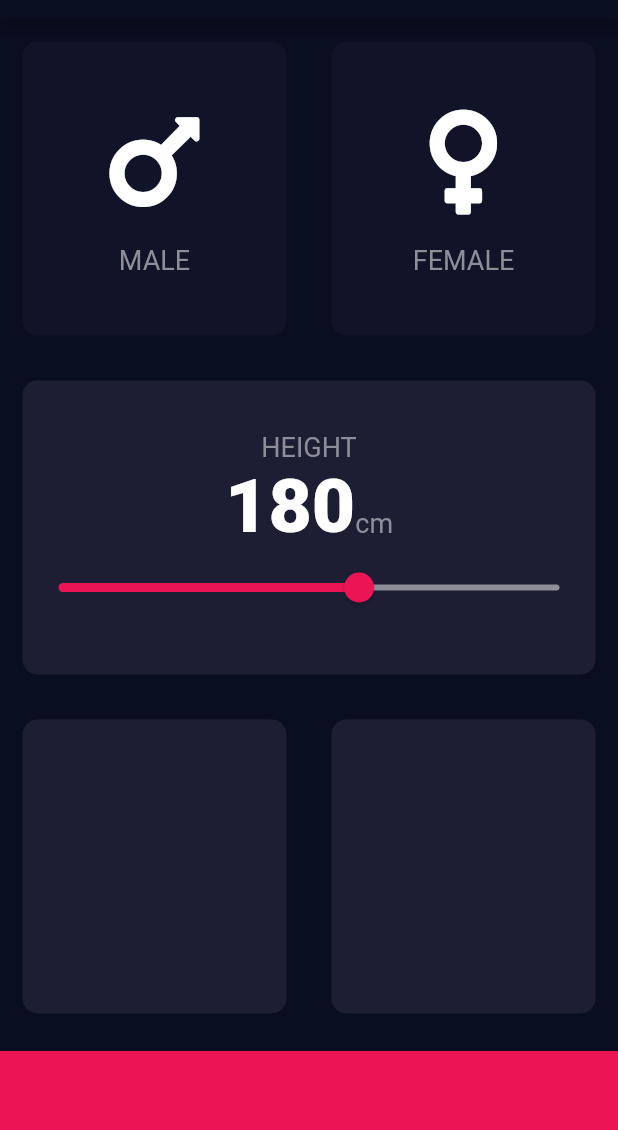
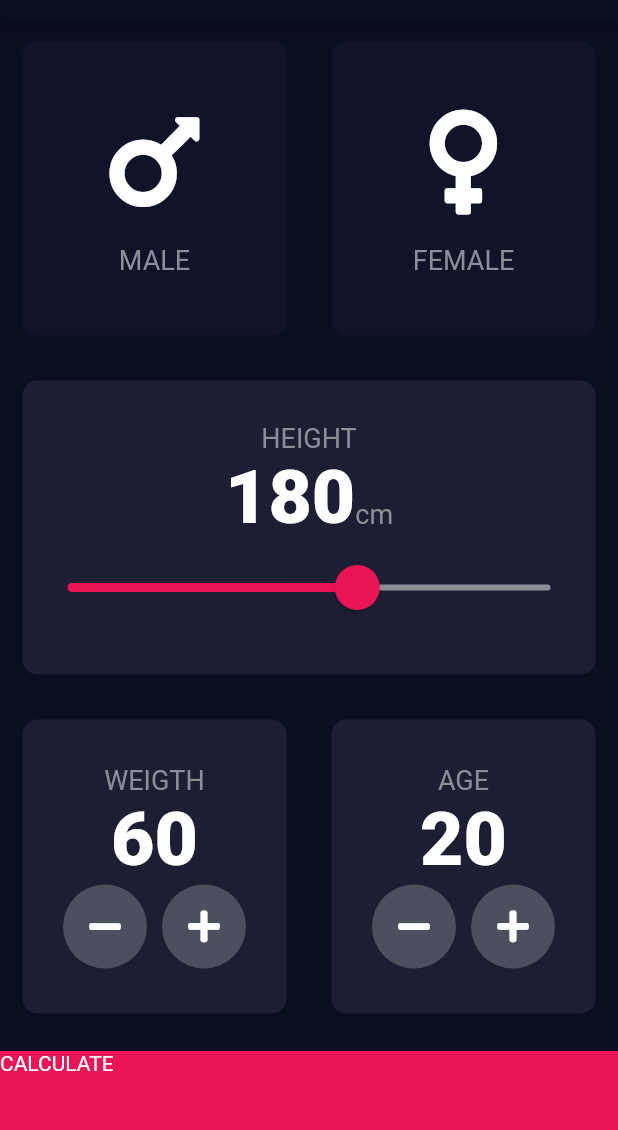
Before and after one commit to ZeSergey/bmi-calculator, a Flutter app: the screen it shows after launch, on a phone screen of 412 x 824 dp, the part 65-1195 px from its top. Run offline on Flutter 3.47's test engine with Material 2 defaults, Android fonts, the phone set to English and light mode, and no system bars; our stand-ins replace font_awesome_flutter.

Commit message:
result page

```diff
--- a/lib/InputPage.dart
+++ b/lib/InputPage.dart
@@ -3,6 +3,7 @@ import 'package:font_awesome_flutter/font_awesome_flutter.dart';
 import 'reusable_card.dart';
 import 'icon_content.dart';
 import 'constants.dart';
+import 'results_page.dart';
 
 enum Gender { male, female }
 
@@ -13,6 +14,8 @@ class InputPage extends StatefulWidget {
 
 Gender selectedGender;
 int heigth = 180;
+int weight = 60;
+int age = 20;
 
 class _InputPageState extends State<InputPage> {
   @override
@@ -79,7 +82,17 @@ class _InputPageState extends State<InputPage> {
                       )
                     ],
                   ),
-                  Slider(
+                  SliderTheme(
+                    data: SliderTheme.of(context).copyWith(
+                        inactiveTrackColor: Color(0xFF8D8E98),
+                        activeTrackColor: Colors.white,
+                        thumbColor: Color(0xFFEB1555),
+                        overlayColor: Color(0x29EB1555),
+                        thumbShape:
+                            RoundSliderThumbShape(enabledThumbRadius: 15.0),
+                        overlayShape:
+                            RoundSliderOverlayShape(overlayRadius: 30.0)),
+                    child: Slider(
                       value: heigth.toDouble(),
                       min: 120.0,
                       max: 220.0,
@@ -89,7 +102,7 @@ class _InputPageState extends State<InputPage> {
                         });
                       },
                       activeColor: Color(0xFFEB1555),
-                    inactiveColor: Color(0xFF8D8E98),
+                    ),
                   ),
                 ],
               ),
@@ -98,17 +111,120 @@ class _InputPageState extends State<InputPage> {
             Expanded(
                 child: Row(
               children: <Widget>[
-                Expanded(child: ReusableCard(colour: kActiveCardColor)),
-                Expanded(child: ReusableCard(colour: kActiveCardColor)),
+                Expanded(
+                    child: ReusableCard(
+                        cardChild: Column(
+                          mainAxisAlignment: MainAxisAlignment.center,
+                          children: <Widget>[
+                            Text(
+                              'WEIGTH',
+                              style: kLabelTextStyle,
+                            ),
+                            Text(
+                              weight.toString(),
+                              style: kNumberText,
+                            ),
+                            Row(
+                              mainAxisAlignment: MainAxisAlignment.center,
+                              children: <Widget>[
+                                RoundIconButton(
+                                    icon: FontAwesomeIcons.minus,
+                                    onPressed: () {
+                                      setState(() {
+                                        weight--;
+                                      });
+                                    }),
+                                SizedBox(
+                                  width: 10.0,
+                                ),
+                                RoundIconButton(
+                                    icon: FontAwesomeIcons.plus,
+                                    onPressed: () {
+                                      setState(() {
+                                        weight++;
+                                      });
+                                    })
+                              ],
+                            )
+                          ],
+                        ),
+                        colour: kActiveCardColor)),
+                Expanded(
+                    child: ReusableCard(
+                        cardChild: Column(
+                          mainAxisAlignment: MainAxisAlignment.center,
+                          children: <Widget>[
+                            Text(
+                              'AGE',
+                              style: kLabelTextStyle,
+                            ),
+                            Text(
+                              age.toString(),
+                              style: kNumberText,
+                            ),
+                            Row(
+                              mainAxisAlignment: MainAxisAlignment.center,
+                              children: <Widget>[
+                                RoundIconButton(
+                                    icon: FontAwesomeIcons.minus,
+                                    onPressed: () {
+                                      setState(() {
+                                        age--;
+                                      });
+                                    }),
+                                SizedBox(
+                                  width: 10.0,
+                                ),
+                                RoundIconButton(
+                                    icon: FontAwesomeIcons.plus,
+                                    onPressed: () {
+                                      setState(() {
+                                        age++;
+                                      });
+                                    })
+                              ],
+                            )
+                          ],
+                        ),
+                        colour: kActiveCardColor)),
               ],
             )),
-            Container(
+            GestureDetector(
+              onTap: () {
+                Navigator.push(context,
+                    MaterialPageRoute(builder: (context) => ResultsPage()));
+              },
+              child: Container(
+                child: Text('CALCULATE'),
                 color: kBottomContainerColor,
                 width: double.infinity,
                 height: kBottomContainerHeight,
                 margin: EdgeInsets.only(top: 10.0),
               ),
+            ),
           ],
         ));
   }
 }
+
+class RoundIconButton extends StatelessWidget {
+  RoundIconButton({@required this.icon, @required this.onPressed});
+
+  final IconData icon;
+  final Function onPressed;
+
+  @override
+  Widget build(BuildContext context) {
+    return RawMaterialButton(
+      onPressed: onPressed,
+      elevation: 0.0,
+      child: Icon(icon),
+      constraints: BoxConstraints.tightFor(
+        width: 56.0,
+        height: 56.0,
+      ),
+      shape: CircleBorder(),
+      fillColor: Color(0xFF4C4F5E),
+    );
+  }
+}
--- /dev/null
+++ b/lib/results_page.dart
@@ -0,0 +1,13 @@
+import 'package:flutter/material.dart';
+
+class ResultsPage extends StatelessWidget {
+  @override
+  Widget build(BuildContext context) {
+    return Scaffold(
+      appBar: AppBar(
+        title: Text('BMI Calculator'),
+      ),
+      body: Text('Hello'),
+    );
+  }
+}
```
Lines whose indentation alone changed are shown as unchanged.
